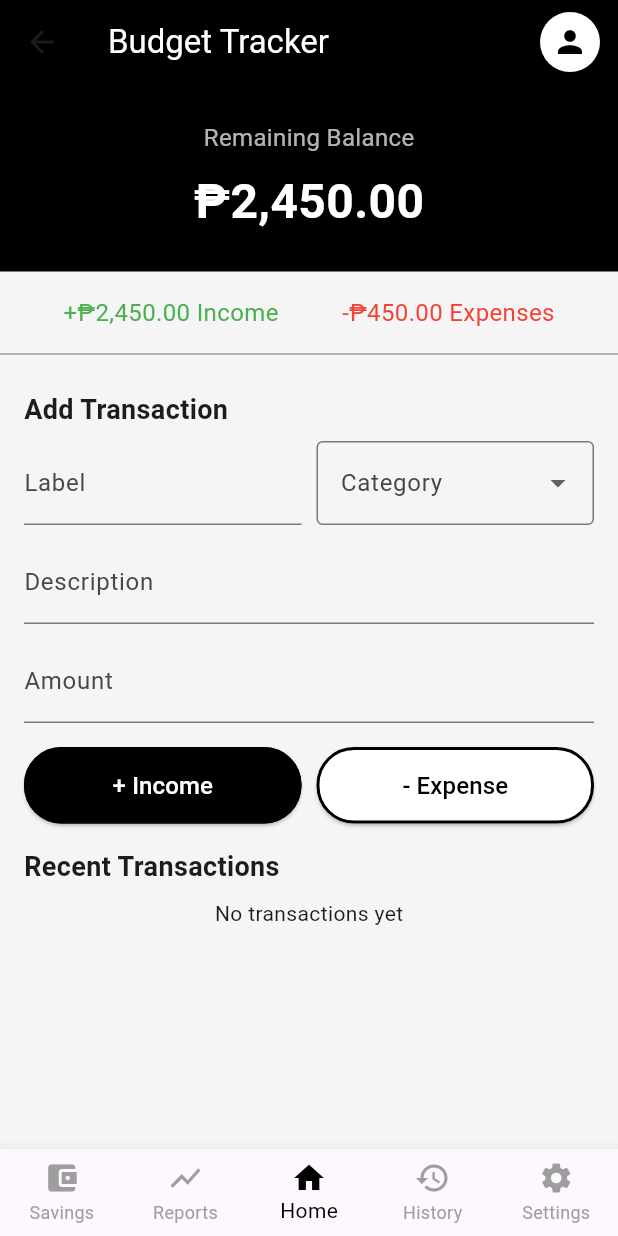
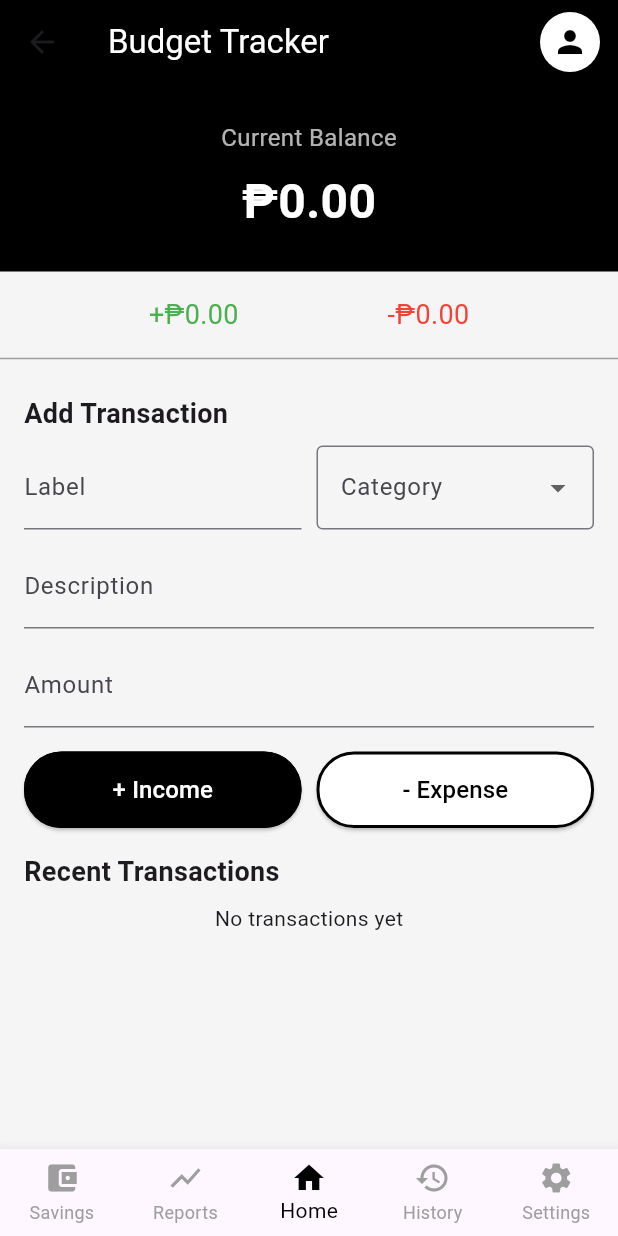
Before and after one commit to javieAlfaro/onlyfunds---budget-management-system, a Flutter app: the HomePage screen opened by its route, on a phone screen of 412 x 824 dp. Run offline on Flutter 3.47's test engine with Material 3 defaults, Android fonts, the phone set to English and light mode, and no system bars; our stand-ins replace cloud_firestore, firebase_auth, firebase_core; accounts and stored records are empty.

Commit message:
Added balance display, input validation, and money format

```diff
--- a/lib/pages/home_page.dart
+++ b/lib/pages/home_page.dart
@@ -1,4 +1,5 @@
 import 'package:flutter/material.dart';
+import 'package:intl/intl.dart';
 import 'package:onlyfunds_v1/pages/settings_page.dart';
 import 'package:onlyfunds_v1/pages/history_page.dart';
 import 'package:onlyfunds_v1/pages/reports_page.dart';
@@ -7,7 +8,8 @@ import 'package:onlyfunds_v1/widgets/widgets.dart';
 import 'package:onlyfunds_v1/transaction_service.dart';
 import 'package:cloud_firestore/cloud_firestore.dart';
 
-// Home Page for appbar and bottom nav
+
+// Home Page with Bottom Nav
 class HomePage extends StatefulWidget {
   const HomePage({Key? key}) : super(key: key);
 
@@ -16,6 +18,12 @@ class HomePage extends StatefulWidget {
 }
 
 class _HomePageState extends State<HomePage> {
+  final NumberFormat currencyFormatter = NumberFormat.currency(
+    locale: 'en_PH',
+    symbol: "₱",
+  );
+
+
   int _selectedIndex = 2; // Home is center
 
   late final List<Widget> _pages;
@@ -91,7 +99,8 @@ class _HomePageState extends State<HomePage> {
         selectedItemColor: Colors.black,
         unselectedItemColor: Colors.grey,
         items: const [
-          BottomNavigationBarItem(icon: Icon(Icons.account_balance_wallet), label: "Savings"),
+          BottomNavigationBarItem(
+              icon: Icon(Icons.account_balance_wallet), label: "Savings"),
           BottomNavigationBarItem(icon: Icon(Icons.show_chart), label: "Reports"),
           BottomNavigationBarItem(icon: Icon(Icons.home), label: "Home"),
           BottomNavigationBarItem(icon: Icon(Icons.history), label: "History"),
@@ -102,7 +111,7 @@ class _HomePageState extends State<HomePage> {
   }
 }
 
-/// Home Page Content (Original na ginawa mo)
+/// Home Page Content
 class HomePageContent extends StatefulWidget {
   const HomePageContent({Key? key}) : super(key: key);
 
@@ -111,6 +120,7 @@ class HomePageContent extends StatefulWidget {
 }
 
 class _HomePageContentState extends State<HomePageContent> {
+  final _formKey = GlobalKey<FormState>();
   final TextEditingController _labelController = TextEditingController();
   final TextEditingController _descriptionController = TextEditingController();
   final TextEditingController _amountController = TextEditingController();
@@ -157,15 +167,34 @@ class _HomePageContentState extends State<HomePageContent> {
               padding: const EdgeInsets.all(24),
               decoration: const BoxDecoration(color: Colors.black),
               child: Column(
-                children: const [
-                  Text("Remaining Balance",
+                children: [
+                  Text("Current Balance",
                       style: TextStyle(color: Colors.white70, fontSize: 16)),
                   SizedBox(height: 8),
-                  Text("₱2,450.00",
+                  StreamBuilder<double>(
+                    stream: TransactionService().currentMonthBalance(),
+                    builder: (context, snapshot) {
+                      if (!snapshot.hasData) {
+                        return const Text(
+                          "₱0.00",
                           style: TextStyle(
                             color: Colors.white,
                             fontSize: 32,
-                          fontWeight: FontWeight.bold)),
+                            fontWeight: FontWeight.bold,
+                          ),
+                        );
+                      }
+                      double balance = snapshot.data!;
+                      return Text(
+                        NumberFormat.currency(locale: 'en_PH', symbol: "₱").format(balance),
+                        style: const TextStyle(
+                          color: Colors.white,
+                          fontSize: 32,
+                          fontWeight: FontWeight.bold,
+                        ),
+                      );
+                    },
+                  ),
                 ],
               ),
             ),
@@ -175,22 +204,43 @@ class _HomePageContentState extends State<HomePageContent> {
             // Income and Expenses
             Row(
               mainAxisAlignment: MainAxisAlignment.spaceEvenly,
-              children: const [
-                Text("+₱2,450.00 Income",
-                    style: TextStyle(color: Colors.green, fontSize: 16)),
-                Text("-₱450.00 Expenses",
-                    style: TextStyle(color: Colors.red, fontSize: 16)),
+              children: [
+                StreamBuilder(
+                  stream: _transactionService.currentMonthIncome(),
+                  builder: (context, snapshot) {
+                    final income = snapshot.data ?? 0.0;
+                    return Text(("+") +
+                      NumberFormat.currency(locale: 'en_PH', symbol: "₱").format(income),
+                      style: const TextStyle(color: Colors.green, fontSize: 18),
+                    );
+                  },
+                ),
+                StreamBuilder(
+                    stream: _transactionService.currentMonthExpense(),
+                    builder: (context, snapshot) {
+                      final expense = snapshot.data ?? 0.0;
+                      return Text(("-") +
+                        NumberFormat.currency(locale: 'en_PH', symbol: "₱").format(expense),
+                        style: const TextStyle(color: Colors.red, fontSize: 18),
+                      );
+                    })
               ],
             ),
             const SizedBox(height: 8),
             const Divider(color: Colors.grey, thickness: 1),
             const SizedBox(height: 16),
 
-            // Add Transaction Section
+            // Add Transaction Section with validation
+            Form(
+              key: _formKey,
+              child: Column(
+                crossAxisAlignment: CrossAxisAlignment.start,
+                children: [
                   const Padding(
                     padding: EdgeInsets.symmetric(horizontal: 16),
                     child: Text("Add Transaction",
-                  style: TextStyle(fontSize: 18, fontWeight: FontWeight.bold)),
+                        style: TextStyle(
+                            fontSize: 18, fontWeight: FontWeight.bold)),
                   ),
                   const SizedBox(height: 8),
 
@@ -200,9 +250,16 @@ class _HomePageContentState extends State<HomePageContent> {
                     child: Row(
                       children: [
                         Expanded(
-                    child: TextField(
+                          child: TextFormField(
                             controller: _labelController,
-                      decoration: const InputDecoration(labelText: "Label"),
+                            decoration:
+                                const InputDecoration(labelText: "Label"),
+                            validator: (value) {
+                              if (value == null || value.trim().isEmpty) {
+                                return "Label is required";
+                              }
+                              return null;
+                            },
                           ),
                         ),
                         const SizedBox(width: 10),
@@ -215,13 +272,26 @@ class _HomePageContentState extends State<HomePageContent> {
                               border: OutlineInputBorder(),
                             ),
                             items: const [
-                        DropdownMenuItem(value: "Income/Allowance", child: Text("Income/Allowance")),
-                        DropdownMenuItem(value: "Utility Bills", child: Text("Utility Bills")),
-                        DropdownMenuItem(value: "Transportation", child: Text("Transportation")),
-                        DropdownMenuItem(value: "Food/Grocery", child: Text("Food/Grocery")),
-                        DropdownMenuItem(value: "Subscriptions", child: Text("Subscriptions")),
-                        DropdownMenuItem(value: "Savings", child: Text("Savings")),
-                        DropdownMenuItem(value: "Shopping/Other", child: Text("Shopping/Other")),
+                              DropdownMenuItem(
+                                  value: "Income/Allowance",
+                                  child: Text("Income/Allowance")),
+                              DropdownMenuItem(
+                                  value: "Utility Bills",
+                                  child: Text("Utility Bills")),
+                              DropdownMenuItem(
+                                  value: "Transportation",
+                                  child: Text("Transportation")),
+                              DropdownMenuItem(
+                                  value: "Food/Grocery",
+                                  child: Text("Food/Grocery")),
+                              DropdownMenuItem(
+                                  value: "Subscriptions",
+                                  child: Text("Subscriptions")),
+                              DropdownMenuItem(
+                                  value: "Savings", child: Text("Savings")),
+                              DropdownMenuItem(
+                                  value: "Shopping/Other",
+                                  child: Text("Shopping/Other")),
                             ],
                             onChanged: (value) {
                               setState(() {
@@ -238,9 +308,10 @@ class _HomePageContentState extends State<HomePageContent> {
                   // Description
                   Padding(
                     padding: const EdgeInsets.symmetric(horizontal: 16),
-              child: TextField(
+                    child: TextFormField(
                       controller: _descriptionController,
-                decoration: const InputDecoration(labelText: "Description"),
+                      decoration:
+                          const InputDecoration(labelText: "Description"),
                     ),
                   ),
                   const SizedBox(height: 10),
@@ -248,10 +319,19 @@ class _HomePageContentState extends State<HomePageContent> {
                   // Amount
                   Padding(
                     padding: const EdgeInsets.symmetric(horizontal: 16),
-              child: TextField(
+                    child: TextFormField(
                       controller: _amountController,
                       decoration: const InputDecoration(labelText: "Amount"),
                       keyboardType: TextInputType.number,
+                      validator: (value) {
+                        if (value == null || value.trim().isEmpty) {
+                          return "Amount is required";
+                        }
+                        if (double.tryParse(value) == null) {
+                          return "Enter a valid number";
+                        }
+                        return null;
+                      },
                     ),
                   ),
                   const SizedBox(height: 16),
@@ -265,18 +345,25 @@ class _HomePageContentState extends State<HomePageContent> {
                           child: Button(
                             text: "+ Income",
                             onPressed: () async {
+                              if (!_formKey.currentState!.validate()) return;
+
                               await _transactionService.addTransaction(
                                 label: _labelController.text.trim(),
-                          category: _selectedCategory ?? "Uncategorized",
-                          description: _descriptionController.text.trim().isEmpty
+                                category:
+                                    _selectedCategory ?? "Uncategorized",
+                                description: _descriptionController.text
+                                        .trim()
+                                        .isEmpty
                                     ? null
                                     : _descriptionController.text.trim(),
-                          amount: double.tryParse(_amountController.text.trim()) ?? 0,
+                                amount: double.parse(
+                                    _amountController.text.trim()),
                                 type: "income",
                               );
 
                               ScaffoldMessenger.of(context).showSnackBar(
-                          const SnackBar(content: Text("Income Added!")),
+                                const SnackBar(
+                                    content: Text("Income Added!")),
                               );
 
                               _labelController.clear();
@@ -295,18 +382,25 @@ class _HomePageContentState extends State<HomePageContent> {
                             textColor: Colors.black,
                             backgroundColor: Colors.white,
                             onPressed: () async {
+                              if (!_formKey.currentState!.validate()) return;
+
                               await _transactionService.addTransaction(
                                 label: _labelController.text.trim(),
-                          category: _selectedCategory ?? "Uncategorized",
-                          description: _descriptionController.text.trim().isEmpty
+                                category:
+                                    _selectedCategory ?? "Uncategorized",
+                                description: _descriptionController.text
+                                        .trim()
+                                        .isEmpty
                                     ? null
                                     : _descriptionController.text.trim(),
-                          amount: double.tryParse(_amountController.text.trim()) ?? 0,
+                                amount: double.parse(
+                                    _amountController.text.trim()),
                                 type: "expense",
                               );
 
                               ScaffoldMessenger.of(context).showSnackBar(
-                          const SnackBar(content: Text("Expense Added!")),
+                                const SnackBar(
+                                    content: Text("Expense Added!")),
                               );
 
                               _labelController.clear();
@@ -316,6 +410,9 @@ class _HomePageContentState extends State<HomePageContent> {
                                 _selectedCategory = null;
                               });
                             },
+                          ),
+                        ),
+                      ],
                     ),
                   ),
                 ],
@@ -365,7 +462,6 @@ class _HomePageContentState extends State<HomePageContent> {
           ],
         ),
       ),
-
     );
   }
 }
--- a/lib/widgets/transaction_card.dart
+++ b/lib/widgets/transaction_card.dart
@@ -66,7 +66,7 @@ class TransactionCard extends StatelessWidget {
         title: Text(label, style: const TextStyle(fontWeight: FontWeight.bold)),
         subtitle: Text(formattedDate),
         trailing: Text(
-          (type == "income" ? "+₱" : "-₱") + amount.toStringAsFixed(2),
+          (type == "income" ? "+" : "-") + NumberFormat.currency(locale: 'en_PH', symbol: "₱").format(amount),
           style: TextStyle(
             color: type == "income" ? Colors.green : Colors.red,
             fontWeight: FontWeight.bold,
```
Also changed, not shown: lib/transaction_service.dart (+110 -2 lines). Lines whose indentation alone changed are shown as unchanged.
